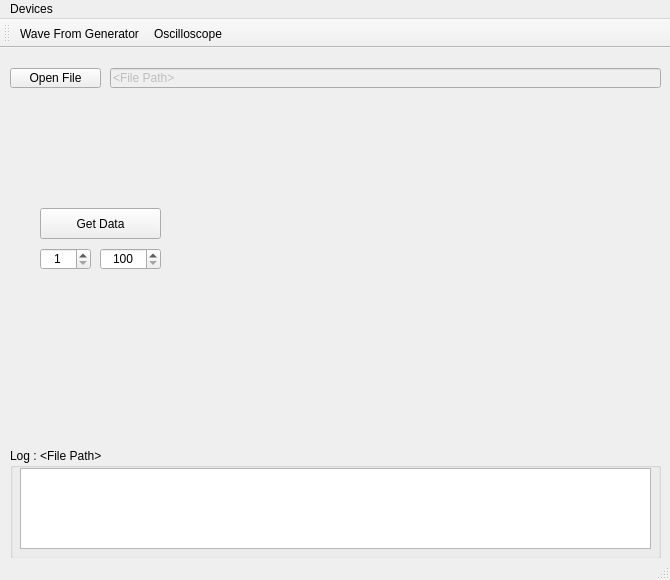
Before: the Qt Designer form mainwindow.ui in TripletESR/DAQ_GUI, drawn with Qt 5.
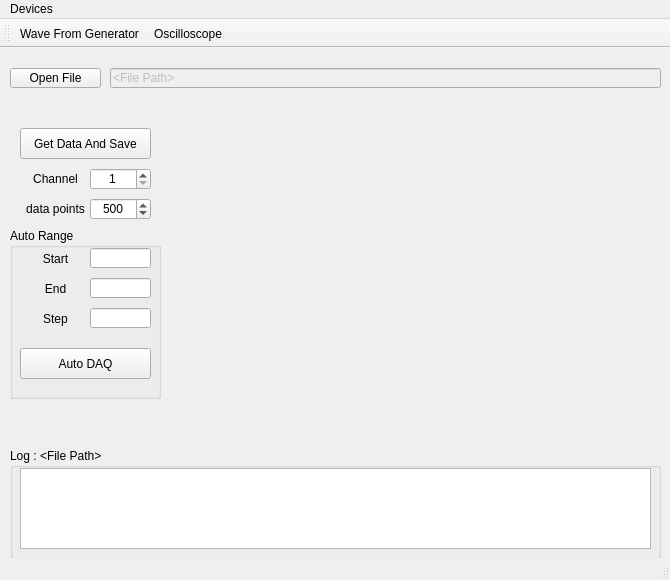
After: the same form once the commit is applied. Custom widgets are drawn as their Qt base class.

Commit message: add Auto measure UI

What changed in the file:
```diff
--- a/mainwindow.ui
+++ b/mainwindow.ui
@@ -23,9 +23,9 @@
    <widget class="QCustomPlot" name="customPlot" native="true">
     <property name="geometry">
      <rect>
-      <x>220</x>
+      <x>170</x>
       <y>50</y>
-      <width>441</width>
+      <width>491</width>
       <height>331</height>
      </rect>
     </property>
@@ -56,21 +56,21 @@
    <widget class="QPushButton" name="pushButton">
     <property name="geometry">
      <rect>
-      <x>40</x>
-      <y>160</y>
-      <width>121</width>
+      <x>20</x>
+      <y>80</y>
+      <width>131</width>
       <height>31</height>
      </rect>
     </property>
     <property name="text">
-     <string>Get Data</string>
+     <string>Get Data And Save</string>
     </property>
    </widget>
    <widget class="QSpinBox" name="spinBox_count">
     <property name="geometry">
      <rect>
-      <x>100</x>
-      <y>200</y>
+      <x>90</x>
+      <y>150</y>
       <width>61</width>
       <height>22</height>
      </rect>
@@ -88,15 +88,15 @@
      <number>1</number>
     </property>
     <property name="value">
-     <number>100</number>
+     <number>500</number>
     </property>
    </widget>
    <widget class="QSpinBox" name="spinBox_ch">
     <property name="geometry">
      <rect>
-      <x>40</x>
-      <y>200</y>
-      <width>51</width>
+      <x>90</x>
+      <y>120</y>
+      <width>61</width>
       <height>22</height>
      </rect>
     </property>
@@ -148,6 +148,142 @@
      <string>Open File</string>
     </property>
    </widget>
+   <widget class="QLabel" name="label">
+    <property name="geometry">
+     <rect>
+      <x>20</x>
+      <y>120</y>
+      <width>71</width>
+      <height>22</height>
+     </rect>
+    </property>
+    <property name="text">
+     <string>Channel</string>
+    </property>
+    <property name="alignment">
+     <set>Qt::AlignCenter</set>
+    </property>
+   </widget>
+   <widget class="QLabel" name="label_2">
+    <property name="geometry">
+     <rect>
+      <x>20</x>
+      <y>150</y>
+      <width>71</width>
+      <height>22</height>
+     </rect>
+    </property>
+    <property name="text">
+     <string>data points</string>
+    </property>
+    <property name="alignment">
+     <set>Qt::AlignCenter</set>
+    </property>
+   </widget>
+   <widget class="QGroupBox" name="groupBox">
+    <property name="geometry">
+     <rect>
+      <x>10</x>
+      <y>180</y>
+      <width>151</width>
+      <height>171</height>
+     </rect>
+    </property>
+    <property name="title">
+     <string>Auto Range</string>
+    </property>
+    <widget class="QLineEdit" name="lineEdit_start">
+     <property name="geometry">
+      <rect>
+       <x>80</x>
+       <y>20</y>
+       <width>61</width>
+       <height>20</height>
+      </rect>
+     </property>
+    </widget>
+    <widget class="QLineEdit" name="lineEdit_end">
+     <property name="geometry">
+      <rect>
+       <x>80</x>
+       <y>50</y>
+       <width>61</width>
+       <height>20</height>
+      </rect>
+     </property>
+    </widget>
+    <widget class="QLineEdit" name="lineEdit_step">
+     <property name="geometry">
+      <rect>
+       <x>80</x>
+       <y>80</y>
+       <width>61</width>
+       <height>20</height>
+      </rect>
+     </property>
+    </widget>
+    <widget class="QPushButton" name="pushButton_Auto">
+     <property name="geometry">
+      <rect>
+       <x>10</x>
+       <y>120</y>
+       <width>131</width>
+       <height>31</height>
+      </rect>
+     </property>
+     <property name="text">
+      <string>Auto DAQ</string>
+     </property>
+    </widget>
+    <widget class="QLabel" name="label_3">
+     <property name="geometry">
+      <rect>
+       <x>10</x>
+       <y>20</y>
+       <width>71</width>
+       <height>22</height>
+      </rect>
+     </property>
+     <property name="text">
+      <string>Start</string>
+     </property>
+     <property name="alignment">
+      <set>Qt::AlignCenter</set>
+     </property>
+    </widget>
+    <widget class="QLabel" name="label_4">
+     <property name="geometry">
+      <rect>
+       <x>10</x>
+       <y>50</y>
+       <width>71</width>
+       <height>22</height>
+      </rect>
+     </property>
+     <property name="text">
+      <string>End</string>
+     </property>
+     <property name="alignment">
+      <set>Qt::AlignCenter</set>
+     </property>
+    </widget>
+    <widget class="QLabel" name="label_5">
+     <property name="geometry">
+      <rect>
+       <x>10</x>
+       <y>80</y>
+       <width>71</width>
+       <height>22</height>
+      </rect>
+     </property>
+     <property name="text">
+      <string>Step</string>
+     </property>
+     <property name="alignment">
+      <set>Qt::AlignCenter</set>
+     </property>
+    </widget>
+   </widget>
   </widget>
   <widget class="QMenuBar" name="menuBar">
    <property name="geometry">
```
